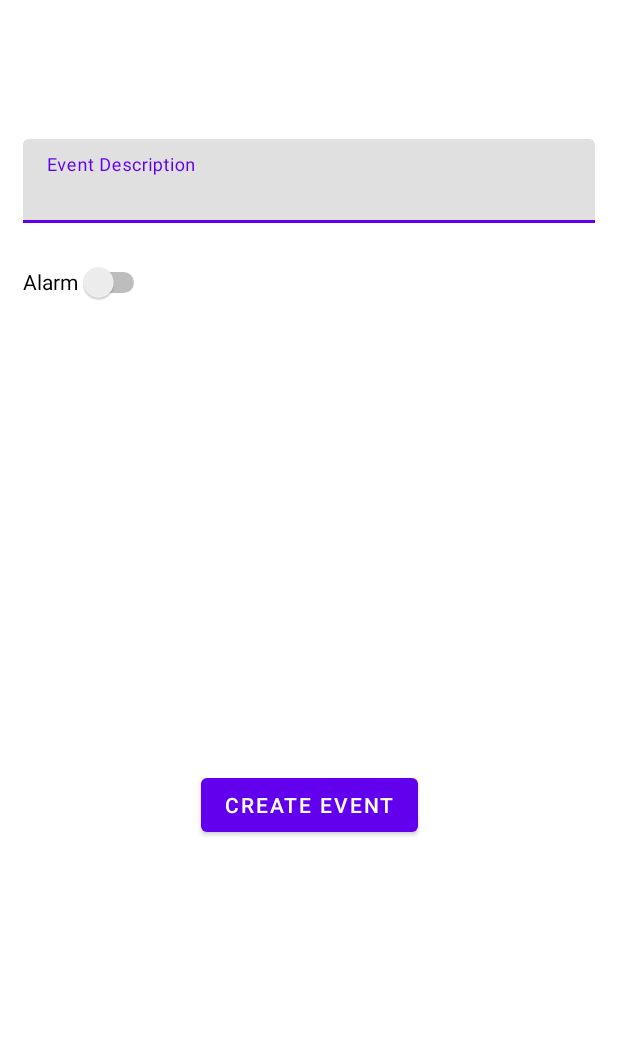
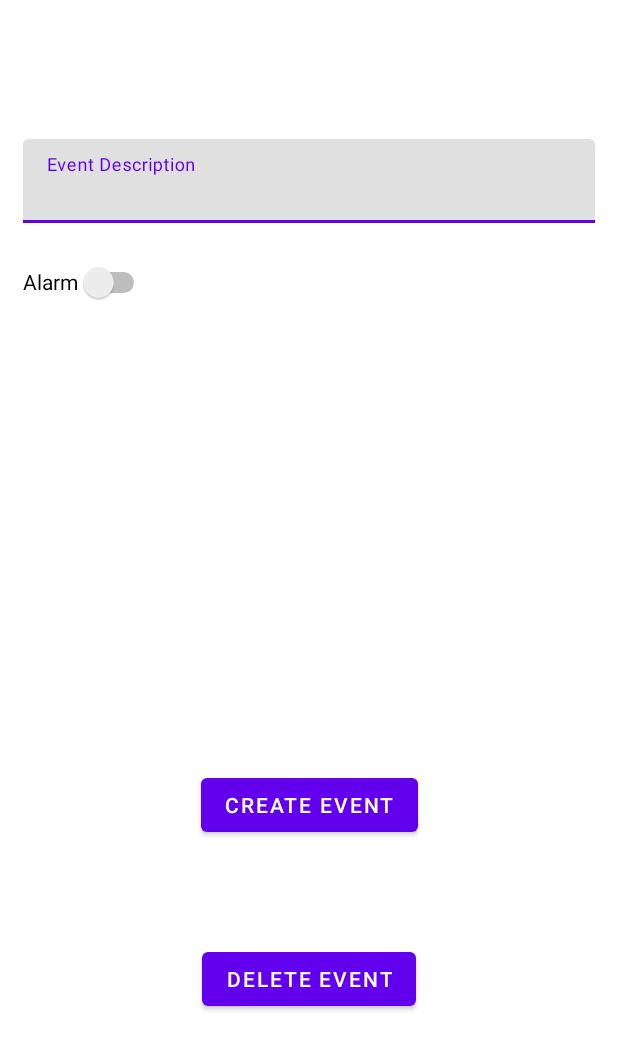
Before and after one commit to shivam-sharma02/Calendar-APP, an Android app: the WriteEvents screen opened directly, with no data from a screen before it, on a phone screen of 412 x 824 dp. Shown: the top 1050 px of the screen. Run offline under Robolectric (Android 15) with nearby library versions, the phone set to English and light mode, and no system bars; our stand-ins replace Room's generated code.

Commit message:
added delete event functionality

```diff
--- a/app/src/main/java/com/example/customcalendar/WriteEvents.kt
+++ b/app/src/main/java/com/example/customcalendar/WriteEvents.kt
@@ -10,6 +10,7 @@ import android.widget.EditText
 import android.widget.Switch
 import android.widget.TextView
 import android.widget.Toast
+import androidx.lifecycle.Observer
 import androidx.lifecycle.ViewModelProvider
 import com.example.db.EventDatabase
 import com.example.model.Event
@@ -51,6 +52,7 @@ class WriteEvents : AppCompatActivity() {
         val eventDescription = findViewById<TextInputLayout>(R.id.eventDescription)
         val selectedTime = findViewById<TextView>(R.id.timeView)
         val createEvent = findViewById<Button>(R.id.createEvent)
+        val deleteEvent = findViewById<Button>(R.id.deleteEvent)
 
         selectTime.visibility = View.INVISIBLE
         selectedTime.visibility = View.INVISIBLE
@@ -104,6 +106,17 @@ class WriteEvents : AppCompatActivity() {
             }
         }
 
+        deleteEvent.setOnClickListener {
+            viewModel.getEvents().observe(this, Observer<List<Event>> {events ->
+                val eventForDeleteDate = events.find { it.eventDate == date }
+
+                if (eventForDeleteDate != null){
+                    viewModel.deleteEvent(eventForDeleteDate)
+                    Toast.makeText(this, "Event deleted successfully :)", Toast.LENGTH_SHORT).show()
+                }
+            })
+        }
+
     }
 
     private fun showTimePicker() {
--- a/app/src/main/res/layout/activity_write_events.xml
+++ b/app/src/main/res/layout/activity_write_events.xml
@@ -114,6 +114,17 @@
         app:layout_constraintEnd_toEndOf="parent"
         />
 
+    <Button
+        android:id="@+id/deleteEvent"
+        android:layout_width="wrap_content"
+        android:layout_height="wrap_content"
+        android:text="Delete Event"
+        android:layout_marginBottom="80dp"
+        app:layout_constraintTop_toBottomOf="@id/createEvent"
+        app:layout_constraintStart_toStartOf="parent"
+        app:layout_constraintEnd_toEndOf="parent"
+        app:layout_constraintBottom_toBottomOf="parent"/>
+
 
 
 </androidx.constraintlayout.widget.ConstraintLayout>
```
